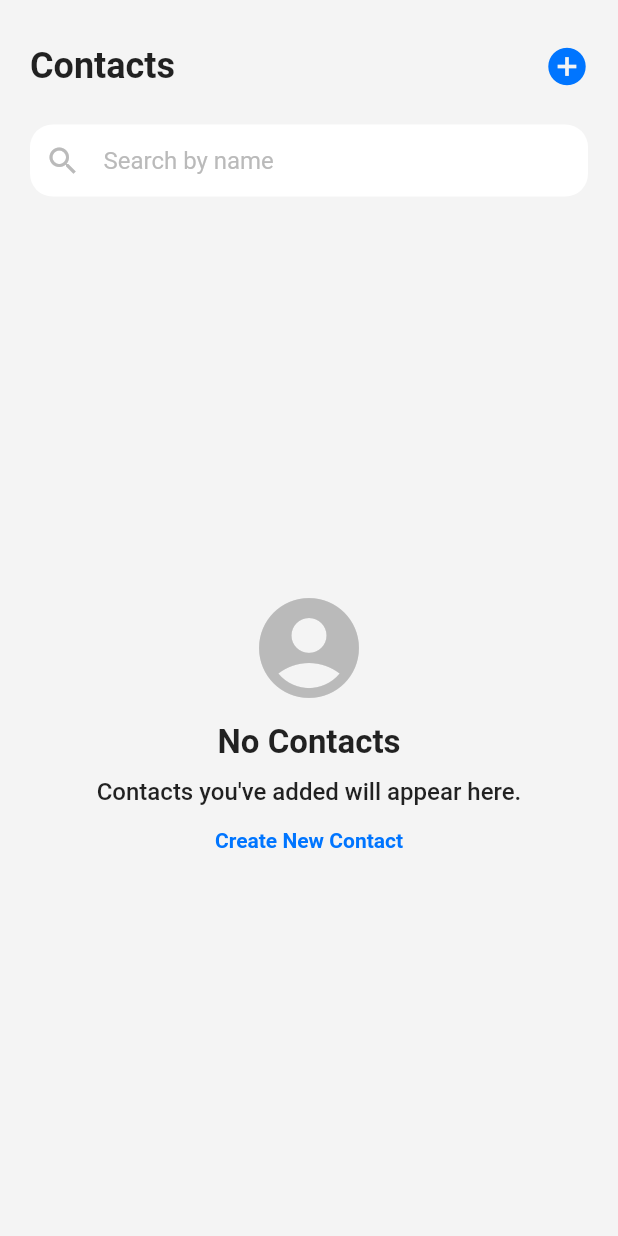
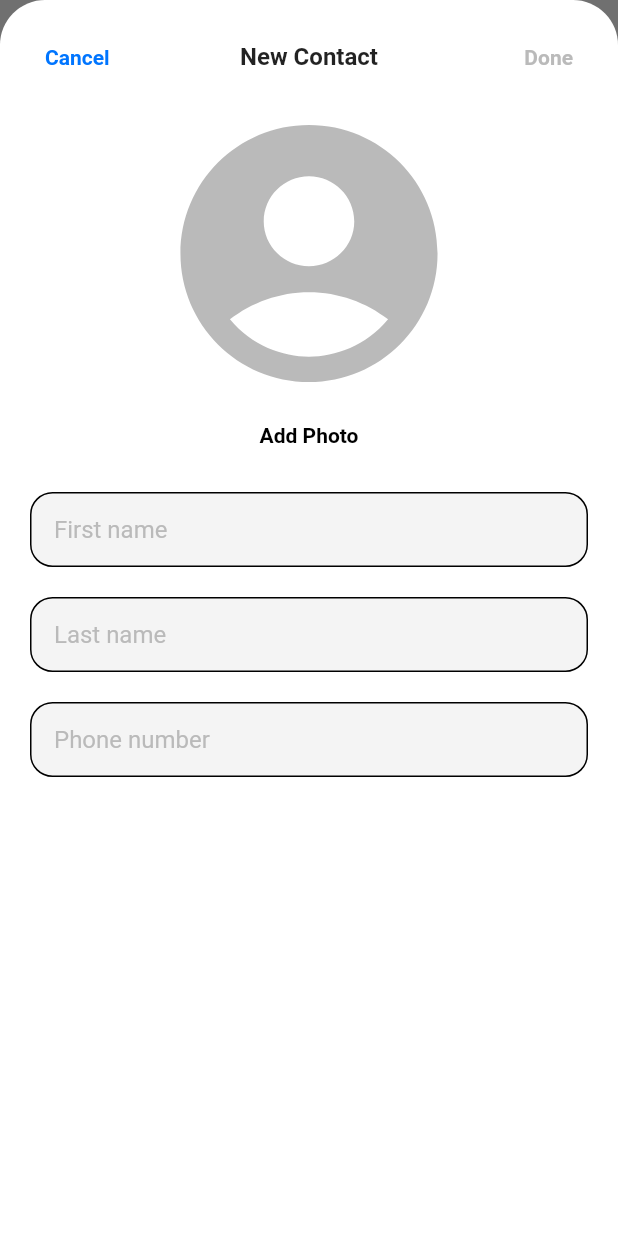
Before and after one commit to mktorunoglu/ContactsDemo, a Flutter app: the screen it shows after launch, after a tap on the "add circle" icon, on a phone screen of 412 x 824 dp. Run offline on Flutter 3.47's test engine with Material 2 defaults, Android fonts, the light colour scheme and no system bars; our stand-ins replace flutter_keyboard_visibility, get.

Commit message:
Added Contact Bottom Sheet

```diff
--- /dev/null
+++ b/lib/components/bottomsheets/bottom_sheet.dart
@@ -0,0 +1,25 @@
+import 'package:flutter/material.dart';
+
+import '../container.dart';
+
+class MyBottomSheet extends StatelessWidget {
+  const MyBottomSheet({
+    super.key,
+    required this.child,
+  });
+
+  final Widget child;
+
+  @override
+  Widget build(BuildContext context) {
+    return MyContainer(
+      padding: const EdgeInsets.fromLTRB(20, 20, 20, 0),
+      borderRadiusGeometry: const BorderRadius.only(
+        topLeft: Radius.circular(30),
+        topRight: Radius.circular(30),
+      ),
+      backgroundColor: Colors.white,
+      child: child,
+    );
+  }
+}
--- /dev/null
+++ b/lib/components/bottomsheets/bottom_sheet_contact.dart
@@ -0,0 +1,104 @@
+import 'package:flutter/material.dart';
+import 'package:get/get.dart';
+
+import '../../constants/constants_color.dart';
+import '../../extensions/extension_context.dart';
+import '../buttons/button_text.dart';
+import '../texts/text.dart';
+import '../texts/text_field.dart';
+import '../views/view_list.dart';
+import 'bottom_sheet.dart';
+
+class ContactBottomSheet extends StatelessWidget {
+  const ContactBottomSheet({super.key});
+
+  @override
+  Widget build(BuildContext context) {
+    return MyBottomSheet(
+      child: Column(
+        children: [
+          Row(
+            children: [
+              Expanded(
+                child: Align(
+                  alignment: Alignment.centerLeft,
+                  child: MyTextButton(
+                    "Cancel",
+                    onPressed: Get.back,
+                  ),
+                ),
+              ),
+              const Expanded(
+                child: MyText(
+                  "New Contact",
+                  textAlign: TextAlign.center,
+                  fontSize: 16,
+                  fontWeight: FontWeight.w600,
+                  overflow: TextOverflow.ellipsis,
+                ),
+              ),
+              Expanded(
+                child: Align(
+                  alignment: Alignment.centerRight,
+                  child: MyTextButton(
+                    "Done",
+                    isDisabled: true,
+                    onPressed: () {},
+                  ),
+                ),
+              ),
+            ],
+          ),
+          const SizedBox(height: 10),
+          Expanded(
+            child: MyListView(
+              children: [
+                Icon(
+                  Icons.account_circle,
+                  color: colorGrey,
+                  size: context.myWidth(0.5),
+                ),
+                Center(
+                  child: MyTextButton(
+                    "Add Photo",
+                    color: Colors.black,
+                    onPressed: () {},
+                  ),
+                ),
+                const SizedBox(height: 20),
+                textField(
+                  hintText: "First name",
+                  textCapitalization: TextCapitalization.words,
+                ),
+                textField(
+                  hintText: "Last name",
+                  textCapitalization: TextCapitalization.words,
+                ),
+                textField(
+                  hintText: "Phone number",
+                  textInputType: TextInputType.phone,
+                ),
+                const SizedBox(height: 20),
+              ],
+            ),
+          ),
+        ],
+      ),
+    );
+  }
+
+  MyTextField textField({
+    required String hintText,
+    TextCapitalization textCapitalization = TextCapitalization.none,
+    TextInputType textInputType = TextInputType.name,
+  }) {
+    return MyTextField(
+      margin: const EdgeInsets.only(bottom: 20),
+      borderColor: Colors.black,
+      backgroundColor: colorPage,
+      hintText: hintText,
+      textCapitalization: textCapitalization,
+      textInputType: textInputType,
+    );
+  }
+}
--- a/lib/components/texts/text_field.dart
+++ b/lib/components/texts/text_field.dart
@@ -31,6 +31,8 @@ class MyTextField extends StatefulWidget {
     this.suffixIcon,
     this.clearIconTooltip = "Clear",
     this.unfocusOnClear = false,
+    this.borderColor,
+    this.backgroundColor = Colors.white,
   });
 
   final TextEditingController? controller;
@@ -52,6 +54,8 @@ class MyTextField extends StatefulWidget {
   final IconData clearIcon;
   final String clearIconTooltip;
   final bool unfocusOnClear;
+  final Color? borderColor;
+  final Color backgroundColor;
 
   @override
   State<MyTextField> createState() => _MyTextFieldState();
@@ -100,7 +104,8 @@ class _MyTextFieldState extends State<MyTextField> {
   Widget build(BuildContext context) {
     return MyContainer(
       margin: widget.margin,
-      backgroundColor: Colors.white,
+      borderColor: widget.borderColor,
+      backgroundColor: widget.backgroundColor,
       child: Row(
         children: [
           if (widget.prefixIcon != null)
--- /dev/null
+++ b/lib/extensions/extension_context.dart
@@ -0,0 +1,6 @@
+import 'package:flutter/material.dart';
+
+extension ContextExtension on BuildContext {
+  double myWidth(double ratio) => MediaQuery.of(this).size.width * ratio;
+  double myHeight(double ratio) => MediaQuery.of(this).size.height * ratio;
+}
--- /dev/null
+++ b/lib/helpers/helper_dialog.dart
@@ -0,0 +1,13 @@
+import 'package:flutter/material.dart';
+import 'package:get/get.dart';
+
+class DialogHelper {
+  DialogHelper._init();
+  static final DialogHelper instance = DialogHelper._init();
+
+  void showBottomSheet(Widget bottomSheet) => Get.bottomSheet(
+        SafeArea(child: bottomSheet),
+        isScrollControlled: true,
+        ignoreSafeArea: false,
+      );
+}
--- a/lib/models/model_account.dart
+++ b/lib/models/model_account.dart
@@ -1,17 +1,26 @@
 class ContactModel {
   final String? firstName;
   final String? lastName;
+  final String? phone;
 
   ContactModel({
     this.firstName,
     this.lastName,
+    this.phone,
   });
 
-  factory ContactModel.fromJson(json) {
+  factory ContactModel.fromJson(dynamic json) {
     final dynamic data = json.data();
     return ContactModel(
       firstName: data["firstName"],
       lastName: data["lastName"],
+      phone: data["phone"],
     );
   }
+
+  Map<String, dynamic> toJson(ContactModel contact) => {
+        "firstName": contact.firstName,
+        "lastName": contact.lastName,
+        "phone": contact.phone,
+      };
 }
--- a/lib/screens/screen_contacts.dart
+++ b/lib/screens/screen_contacts.dart
@@ -1,12 +1,15 @@
 import 'package:flutter/material.dart';
 import 'package:get/get.dart';
 
+import '../components/bottomsheets/bottom_sheet_contact.dart';
 import '../components/buttons/button_icon.dart';
 import '../components/buttons/button_text.dart';
 import '../components/texts/text.dart';
 import '../components/texts/text_field.dart';
 import '../components/views/view_list.dart';
 import '../constants/constants_color.dart';
+import '../extensions/extension_context.dart';
+import '../helpers/helper_dialog.dart';
 import '../models/model_account.dart';
 
 class ContactsScreen extends StatelessWidget {
@@ -31,9 +34,10 @@ class ContactsScreen extends StatelessWidget {
                     "Contacts",
                     fontSize: 24,
                     fontWeight: FontWeight.w600,
+                    overflow: TextOverflow.ellipsis,
                   ),
                   MyIconButton(
-                    onPressed: () {},
+                    onPressed: showCreateContactBottomSheet,
                     iconSize: 30,
                     tooltip: "Create New Contact",
                     icon: Icons.add_circle,
@@ -57,9 +61,9 @@ class ContactsScreen extends StatelessWidget {
                         child: MyListView(
                           shrinkWrap: true,
                           children: [
-                            const Icon(
+                            Icon(
                               Icons.account_circle,
-                              size: 80,
+                              size: context.myWidth(0.2),
                               color: colorGrey,
                             ),
                             const Padding(
@@ -81,7 +85,7 @@ class ContactsScreen extends StatelessWidget {
                             Center(
                               child: MyTextButton(
                                 "Create New Contact",
-                                onPressed: () {},
+                                onPressed: showCreateContactBottomSheet,
                               ),
                             ),
                           ],
@@ -95,4 +99,8 @@ class ContactsScreen extends StatelessWidget {
       ),
     );
   }
+
+  void showCreateContactBottomSheet() => DialogHelper.instance.showBottomSheet(
+        const ContactBottomSheet(),
+      );
 }
```
